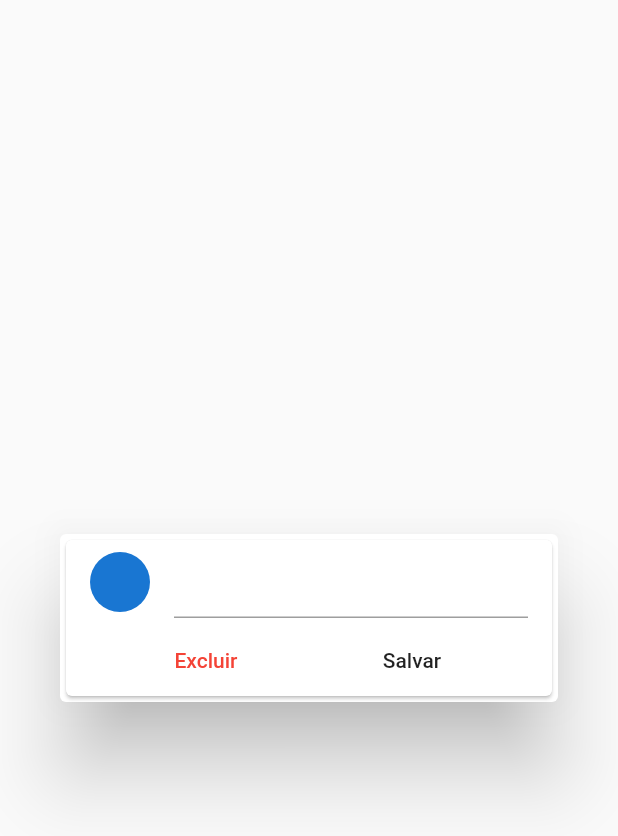
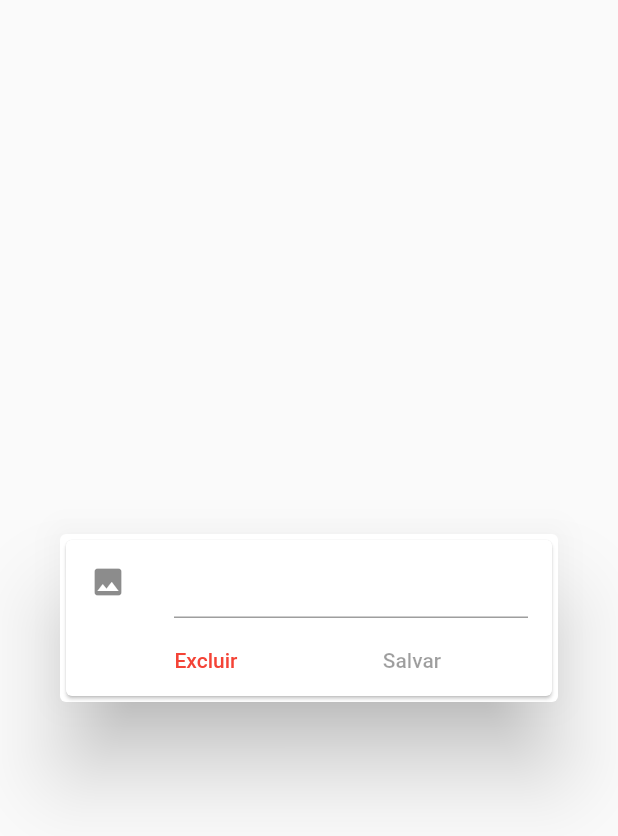
Before and after one commit to viniciusdds/Gerencia-Loja, a Flutter app: the EditCategoryDialog widget shown alone on an empty page, opened directly, on a phone screen of 412 x 824 dp. Shown: the top 836 px of the screen. Run offline on Flutter 3.47's test engine with Material 2 defaults, Android fonts, the phone set to English and light mode, and no system bars; our stand-ins replace cloud_firestore, firebase_auth, firebase_storage, flutter_speed_dial, image_cropper, image_picker and 2 more; missing offline and left inert: bloc_pattern; accounts and stored records are empty; network calls fail.

Commit message:
setima commit

```diff
--- a/lib/widgets/category_tile.dart
+++ b/lib/widgets/category_tile.dart
@@ -19,7 +19,9 @@ class CategoryTile extends StatelessWidget {
               onTap: (){
                 showDialog(
                     context: context,
-                    builder: (context) => EditCategoryDialog()
+                    builder: (context) => EditCategoryDialog(
+                      category: category,
+                    )
                 );
               },
               child: CircleAvatar(
--- a/lib/widgets/edit_category_dialog.dart
+++ b/lib/widgets/edit_category_dialog.dart
@@ -1,6 +1,32 @@
+import 'dart:io';
+
+import 'package:cloud_firestore/cloud_firestore.dart';
 import 'package:flutter/material.dart';
+import 'package:gerente_loja/blocs/category_bloc.dart';
+import 'package:gerente_loja/widgets/image_source_sheet.dart';
 
-class EditCategoryDialog extends StatelessWidget {
+class EditCategoryDialog extends StatefulWidget {
+
+  final DocumentSnapshot category;
+
+  EditCategoryDialog({this.category});
+
+
+  @override
+  _EditCategoryDialogState createState() => _EditCategoryDialogState(
+    category: category
+  );
+}
+
+class _EditCategoryDialogState extends State<EditCategoryDialog> {
+  final CategoryBloc _categoryBloc;
+
+  final TextEditingController _controller;
+
+  _EditCategoryDialogState({DocumentSnapshot category}) :
+        _categoryBloc = CategoryBloc(category),
+        _controller = TextEditingController(text: category != null ? category.data["title"] : "");
+
   @override
   Widget build(BuildContext context) {
     return Dialog(
@@ -10,29 +36,74 @@ class EditCategoryDialog extends StatelessWidget {
           children: <Widget>[
             ListTile(
               leading: GestureDetector(
-                child: CircleAvatar(
+                onTap: (){
+                  showModalBottomSheet(
+                      context: context,
+                      builder: (context) => ImageSourceSheet(
+                        onImageSelected: (image){
+                          Navigator.of(context).pop();
+                          _categoryBloc.setImage(image);
+                        },
+                      )
+                  );
+                },
+                child: StreamBuilder(
+                    stream: _categoryBloc.outImage,
+                    builder: (context, snapshot) {
+                      if(snapshot.data != null){
+                        return CircleAvatar(
+                          child: snapshot.data is File ?
+                          Image.file(snapshot.data, fit: BoxFit.cover) :
+                          Image.network(snapshot.data, fit: BoxFit.cover),
+                          backgroundColor: Colors.transparent,
+                        );
+                      }else{
+                        return Icon(Icons.image);
+                      }
 
+                    }
                 ),
               ),
-              title: TextField(
-
+              title: StreamBuilder<String>(
+                stream: _categoryBloc.outTitle,
+                builder: (context, snapshot) {
+                  return TextField(
+                    controller: _controller,
+                    onChanged: _categoryBloc.setTitle,
+                    decoration: InputDecoration(
+                      errorText: snapshot.hasError ? snapshot.error : null
+                    ),
+                  );
+                }
               ),
             ),
             Row(
               mainAxisAlignment: MainAxisAlignment.spaceEvenly,
               children: <Widget>[
-                FlatButton(
-                  child: Text("Excluir"),
-                  textColor: Colors.red,
-                  onPressed: (){
+                StreamBuilder<bool>(
+                    stream: _categoryBloc.outDelete,
+                    builder: (context, snapshot) {
+                      if(!snapshot.hasData) {
+                        return Container();
+                      }else {
+                        return FlatButton(
+                          child: Text("Excluir"),
+                          textColor: Colors.red,
+                          onPressed: snapshot.data ? () {
 
-                  },
+                          } : null,
+                        );
+                      }
+                    }
                 ),
-                FlatButton(
-                   child: Text("Salvar"),
-                  onPressed: (){
-
-                  },
+                StreamBuilder<bool>(
+                  stream: _categoryBloc.submitValid,
+                  builder: (context, snapshot) {
+                    return FlatButton(
+                      child: Text("Salvar"),
+                      onPressed: snapshot.hasData ? (){} : null,
+                    );
+                  }
                 )
               ],
             )
```
Also changed, not shown: lib/blocs/category_bloc.dart (+32 -1 lines), lib/screens/home_screen.dart (+12 -0 lines).
